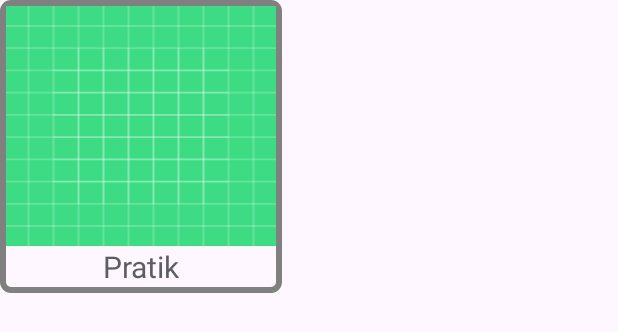
After one commit to ranjanproject/falconfinder, an Android app: the layout item_planet.xml on its own in the app's theme, with its tools: preview values and no code run, on a phone screen of 412 x 824 dp. The commit adds this screen. Shown: the top 332 px of the screen. Run offline under Robolectric (Android 15) with nearby library versions, the phone set to English and light mode, and no system bars.

Commit message:
#comment planet item created

```diff
--- /dev/null
+++ b/app/src/main/res/drawable/item_border_deselected.xml
@@ -0,0 +1,5 @@
+<?xml version="1.0" encoding="utf-8"?>
+<shape xmlns:android="http://schemas.android.com/apk/res/android">
+    <corners android:radius="@dimen/dimen_5dp"/>
+    <stroke android:color="@color/gray" android:width="@dimen/dimen_4dp"/>
+</shape>
--- /dev/null
+++ b/app/src/main/res/drawable/item_border_selected.xml
@@ -0,0 +1,6 @@
+<?xml version="1.0" encoding="utf-8"?>
+<shape xmlns:android="http://schemas.android.com/apk/res/android">
+
+    <corners android:radius="@dimen/dimen_5dp"/>
+    <stroke android:color="@color/selected_green" android:width="@dimen/dimen_4dp"/>
+</shape>
--- /dev/null
+++ b/app/src/main/res/drawable/item_selector.xml
@@ -0,0 +1,7 @@
+<?xml version="1.0" encoding="utf-8"?>
+<selector xmlns:android="http://schemas.android.com/apk/res/android">
+
+    <item android:state_selected="true" android:drawable="@drawable/item_border_selected"/>
+
+    <item android:drawable="@drawable/item_border_deselected"/>
+</selector>
--- /dev/null
+++ b/app/src/main/res/layout/item_planet.xml
@@ -0,0 +1,41 @@
+<?xml version="1.0" encoding="utf-8"?>
+<androidx.constraintlayout.widget.ConstraintLayout
+    xmlns:android="http://schemas.android.com/apk/res/android"
+    xmlns:app="http://schemas.android.com/apk/res-auto"
+    android:id="@+id/planet_cl"
+    android:background="@drawable/item_selector"
+    android:clickable="true"
+    android:padding="@dimen/dimen_4dp"
+    android:layout_width="wrap_content"
+    android:layout_height="wrap_content"
+    android:focusable="true">
+
+    <LinearLayout
+        android:layout_width="wrap_content"
+        android:layout_height="wrap_content"
+        android:orientation="vertical"
+        app:layout_constraintBottom_toBottomOf="parent"
+        app:layout_constraintEnd_toEndOf="parent"
+        app:layout_constraintStart_toStartOf="parent"
+        app:layout_constraintTop_toTopOf="parent">
+
+        <ImageView
+            android:id="@+id/planet_iv"
+            android:layout_width="@dimen/planet_width"
+            android:layout_height="@dimen/planet_height"
+            android:scaleType="fitXY"
+            android:contentDescription="@string/planet_image"
+            app:srcCompat = "@drawable/ic_launcher_background" />
+
+        <TextView
+            android:id="@+id/planet_name_tv"
+            android:layout_width="match_parent"
+            android:layout_height="wrap_content"
+            android:textSize="20sp"
+            android:textAlignment="center"
+            android:textColor="@color/material_dynamic_neutral40"
+            android:text="Pratik" />
+    </LinearLayout>
+
+
+</androidx.constraintlayout.widget.ConstraintLayout>
--- a/app/src/main/res/values/colors.xml
+++ b/app/src/main/res/values/colors.xml
@@ -2,4 +2,6 @@
 <resources>
     <color name="black">#FF000000</color>
     <color name="white">#FFFFFFFF</color>
+    <color name="gray">#808080</color>
+    <color name="selected_green">#00FA9A</color>
 </resources>
--- /dev/null
+++ b/app/src/main/res/values/dimen.xml
@@ -0,0 +1,15 @@
+<?xml version="1.0" encoding="utf-8"?>
+<resources>
+    <dimen name="planet_height">160dp</dimen>
+    <dimen name="planet_width">180dp</dimen>
+
+    //margin
+    <dimen name="margin_small">10dp</dimen>
+    <dimen name="margin_medium">12dp</dimen>
+    <dimen name="margin_large">16dp</dimen>
+
+    <dimen name="dimen_3dp">3dp</dimen>
+    <dimen name="dimen_4dp">4dp</dimen>
+    <dimen name="dimen_5dp">5dp</dimen>
+
+</resources>
--- a/app/src/main/res/values/strings.xml
+++ b/app/src/main/res/values/strings.xml
@@ -2,4 +2,5 @@
     <string name="app_name">FalconFinder</string>
     <!-- TODO: Remove or change this placeholder text -->
     <string name="hello_blank_fragment">Hello blank fragment</string>
+    <string name="planet_image">planet image</string>
 </resources>
```
